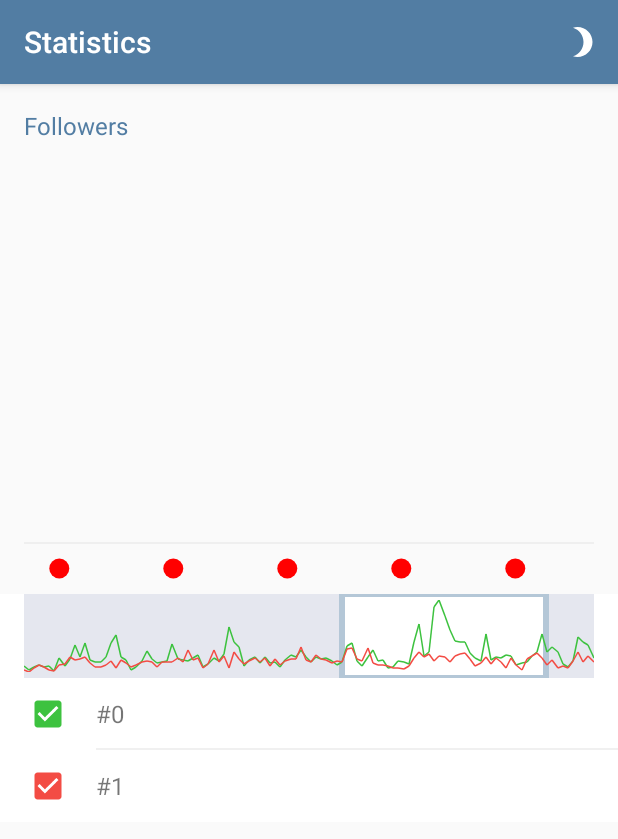
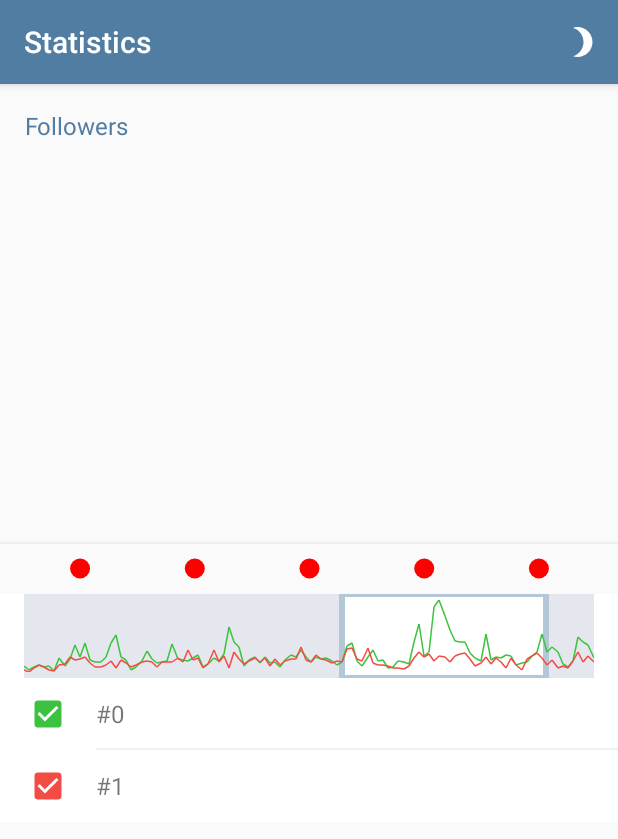
Before and after one commit to abbath0767/TelegramContest, an Android app: the DiagramActivity screen opened directly, with no data from a screen before it, after a tap on an icon or button, on a phone screen of 412 x 824 dp. Shown: the top 839 px of the screen. Run offline under Robolectric (Android 15) with nearby library versions, the phone set to English and light mode, and no system bars; 1 statement that could not run was skipped.

Commit message:
update width of view

```diff
--- a/app/src/main/java/com/ng/telegramcontest/ui/view/BigGraph.java
+++ b/app/src/main/java/com/ng/telegramcontest/ui/view/BigGraph.java
@@ -5,7 +5,6 @@ import android.content.Context;
 import android.graphics.Canvas;
 import android.graphics.Color;
 import android.graphics.Paint;
-import android.os.Handler;
 import android.util.AttributeSet;
 import android.util.Log;
 import android.util.TypedValue;
@@ -20,6 +19,7 @@ import java.util.Arrays;
 public class BigGraph extends View {
 
     private final static String FOLLOWERS = "Followers";
+    private final static int POINT_COUNT = 7;
 
     public BigGraph(Context context) {
         this(context, null);
@@ -53,6 +53,8 @@ public class BigGraph extends View {
     private boolean dataIsInit = false;
     private boolean firstBorderPush = true;
 
+    private float density = getResources().getDisplayMetrics().density;
+
     //todo test
     private Paint testPaint;
 
@@ -73,10 +75,11 @@ public class BigGraph extends View {
 
     @Override
     protected void onDraw(Canvas canvas) {
-        Log.d("TAG", "ON DRAW");
+        Log.d("TAG", "ON DRAW.");
         float bottomBorderY = getHeight() - getHeight() / 10.0f;
         float topBorderY = getHeight() - getHeight() * 0.9f;
-        canvas.drawText(FOLLOWERS, 0, topBorderY, mTextPaint);
+        float leftBorder = ((getWidth() - ((getWidth() / 1.3f))) / 2) + 16 * density;
+        canvas.drawText(FOLLOWERS, leftBorder, topBorderY, mTextPaint);
         canvas.drawLine(0, bottomBorderY, getWidth(), bottomBorderY, mSeparatorPaint);
 
         if (!dataIsInit) {
@@ -97,7 +100,7 @@ public class BigGraph extends View {
         }
     }
 
-    //todo refactor from/to from % to xPos
+    //TODO change 5 to 7!
     public void pushBorderChange(final SelectWindowView.Border border) {
         if (mChartData == null)
             return;
@@ -114,33 +117,23 @@ public class BigGraph extends View {
 
             if (diffFrom == diffTo) {
                 diff = tmpFrom - from;
-                Log.d("TAG", "MOVE. from:" + from + ", to: " + to + ", diff: " + diff);
+                Log.d("TAG", "MOVE");
                 mChangeBorderType = ChangeBorderType.MOVE;
-
                 borderMove(diff);
             } else {
                 Log.d("TAG", "EXTEND");
                 mChangeBorderType = ChangeBorderType.EXTEND;
             }
         } else {
-            drawDataCord = new float[5];
+            drawDataCord = new float[POINT_COUNT];
             int width = getWidth();
-            float stepCoord = width / 5f;
-            for (int i = 0; i < 5; i++) {
+            float stepCoord = width / (float) POINT_COUNT;
+            for (int i = 0; i < drawDataCord.length; i++) {
                 //calculate draw pos
                 drawDataCord[i] = stepCoord * (i + 1) - stepCoord / 2f;
             }
 
             Log.d("TAG", "draw data coord: " + Arrays.toString(drawDataCord));
-
-            Handler h = new Handler();
-            h.postDelayed(new Runnable() {
-                @Override
-                public void run() {
-//                    pushBorderChange(new SelectWindowView.Border(border.fromX - 5, border.toX - 5));
-                    pushBorderChange(new SelectWindowView.Border(border.fromX + 5, border.toX + 5));
-                }
-            }, 3000);
         }
 
         firstBorderPush = false;
@@ -168,14 +161,14 @@ public class BigGraph extends View {
                         for (int i = drawDataCord.length - 1; i > 0; i--) {
                             drawDataCord[i] = drawDataCord[i - 1];
                         }
-                        drawDataCord[0] = drawDataCord[1] - getWidth() / 5f;
+                        drawDataCord[0] = drawDataCord[1] - getWidth() / (float) POINT_COUNT;
                     }
                 } else {
                     if (drawDataCord[0] < 0) {
                         for (int i = 0; i < drawDataCord.length - 1; i++) {
                             drawDataCord[i] = drawDataCord[i + 1];
                         }
-                        drawDataCord[drawDataCord.length - 1] = drawDataCord[drawDataCord.length - 2] + getWidth() / 5f;
+                        drawDataCord[drawDataCord.length - 1] = drawDataCord[drawDataCord.length - 2] + getWidth() / (float) POINT_COUNT;
                     }
                 }
 
@@ -200,7 +193,12 @@ public class BigGraph extends View {
         Log.d("TAG", "BIG GRAPH. change select");
     }
 
+    @Override
+    protected void onMeasure(int widthMeasureSpec, int heightMeasureSpec) {
+        setMeasuredDimension((int) (MeasureSpec.getSize(widthMeasureSpec) * 1.3), MeasureSpec.getSize(heightMeasureSpec));
+    }
+
     enum ChangeBorderType {
-        MOVE, EXTEND;
+        MOVE, EXTEND
     }
 }
--- a/app/src/main/res/layout/activity_diagram.xml
+++ b/app/src/main/res/layout/activity_diagram.xml
@@ -18,8 +18,7 @@
         android:id="@+id/big_graph"
         android:layout_width="match_parent"
         android:layout_height="@dimen/big_graph_height"
-        android:layout_marginLeft="@dimen/common_16"
-        android:layout_marginRight="@dimen/common_16"/>
+        android:layout_gravity="center_horizontal"/>
 
     <com.ng.telegramcontest.ui.view.DateSelectorView
         android:id="@+id/date_selector_view"
```
